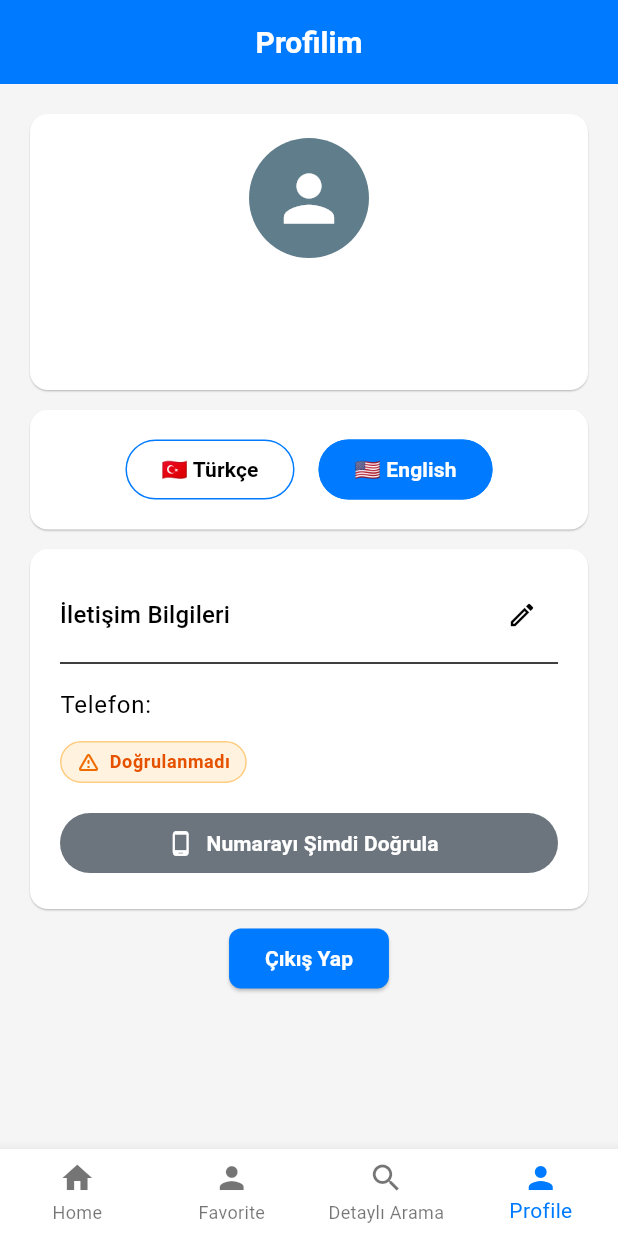
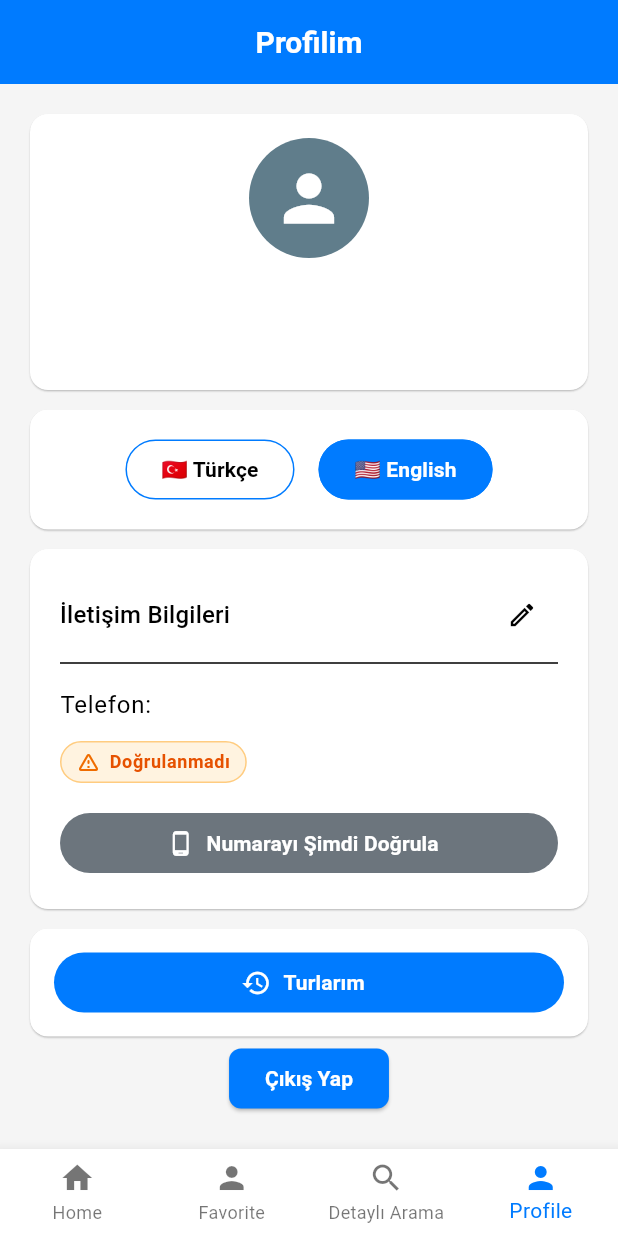
Before and after one commit to ferenbulbul/tour_booking_app, a Flutter app: the ProfileScreen screen opened by its route, on a phone screen of 412 x 824 dp. Run offline on Flutter 3.47's test engine with Material 3 defaults, Android fonts, the light colour scheme and no system bars; our stand-ins replace cached_network_image, decimal, easy_localization, firebase_auth, firebase_core, flutter_dotenv and 15 more; missing offline and left inert: onesignal_flutter; accounts and stored records are empty; network calls fail.

Commit message:
geçmiş turlarım

```diff
--- /dev/null
+++ b/lib/features/bookings/bookings_viewmodel.dart
@@ -0,0 +1,34 @@
+import 'package:flutter/material.dart';
+import 'package:tour_booking/models/booking/booking_dto.dart';
+import 'package:tour_booking/services/tour/tour_service.dart';
+
+class BookingsViewModel extends ChangeNotifier {
+  final TourService _bookingService = TourService();
+
+  bool isLoading = false;
+  String? message;
+  List<String> validationErrors = [];
+  List<BookingDto> bookings = [];
+
+  /// 🔹 Geçmiş siparişleri getir
+  Future<void> fetchBookings() async {
+    isLoading = true;
+    notifyListeners();
+
+    try {
+      final result = await _bookingService.getCustomerBookings();
+
+      if (result.isSuccess ?? false) {
+        bookings = result.data?.customerBookings ?? [];
+      } else {
+        message = result.message ?? "Bilinmeyen bir hata oluştu";
+        validationErrors = result.validationErrors ?? [];
+      }
+    } catch (e) {
+      message = "Bir hata oluştu: $e";
+    } finally {
+      isLoading = false;
+      notifyListeners();
+    }
+  }
+}
--- a/lib/features/profile/screen/profile_screen.dart
+++ b/lib/features/profile/screen/profile_screen.dart
@@ -62,6 +62,7 @@ class _ProfileScreenState extends State<ProfileScreen> {
           const SizedBox(height: 5),
           _buildPhoneSection(context, profile, vm, textTheme),
           const SizedBox(height: 5),
+          _buildPastOrdersButton(context),
           const SignOut(),
         ],
       ),
@@ -77,6 +78,21 @@ class _ProfileScreenState extends State<ProfileScreen> {
         child: Column(
           crossAxisAlignment: CrossAxisAlignment.start,
           children: [const LanguageSelector()],
+        ),
+      ),
+    );
+  }
+
+  Widget _buildPastOrdersButton(BuildContext context) {
+    return Card(
+      elevation: 0.5,
+      shape: RoundedRectangleBorder(borderRadius: BorderRadius.circular(12)),
+      child: Padding(
+        padding: const EdgeInsets.symmetric(vertical: 12, horizontal: 16),
+        child: FilledButton.icon(
+          onPressed: () => context.push("/past-bookings"), // henüz tanımlamadık
+          icon: const Icon(Icons.history, size: 20),
+          label: const Text("Turlarım"),
         ),
       ),
     );
--- a/lib/features/tour_search_detail/screen/summary_screen.dart
+++ b/lib/features/tour_search_detail/screen/summary_screen.dart
@@ -168,9 +168,6 @@ class SummaryScreen extends StatelessWidget {
                             await vm.ControlBooking(); // API cevabını bekle
                             if (vm.isValid && vm.bookingId != null) {
                               context.push('/payment', extra: vm.bookingId);
-                              ScaffoldMessenger.of(context).showSnackBar(
-                                SnackBar(content: Text(vm.errorMessage!)),
-                              );
                             } else {
                               // Hata mesajını göstermek istersen:
                               if (vm.errorMessage != null) {
--- a/lib/main.dart
+++ b/lib/main.dart
@@ -8,6 +8,7 @@ import 'package:flutter_native_splash/flutter_native_splash.dart';
 import 'package:provider/provider.dart';
 import 'package:tour_booking/core/localization/localization_setup.dart';
 import 'package:tour_booking/core/theme/app_theme.dart';
+import 'package:tour_booking/features/bookings/bookings_viewmodel.dart';
 import 'package:tour_booking/features/change_password/change_password_viewmodel.dart';
 import 'package:tour_booking/features/driver_home_page/driver_viewmodel.dart';
 import 'package:tour_booking/features/email_verification/widget/email_verification_view_model.dart';
@@ -75,6 +76,7 @@ class AppProviders extends StatelessWidget {
           ChangeNotifierProvider(create: (_) => VerifyPhoneViewModel()),
           ChangeNotifierProvider(create: (_) => FavoriteViewModel()),
           ChangeNotifierProvider(create: (_) => PaymentViewModel()),
+          ChangeNotifierProvider(create: (_) => BookingsViewModel()),
         ],
         child: const MyApp(),
       ),
--- /dev/null
+++ b/lib/models/booking/booking_dto.dart
@@ -0,0 +1,29 @@
+import 'package:freezed_annotation/freezed_annotation.dart';
+
+part 'booking_dto.freezed.dart';
+part 'booking_dto.g.dart';
+
+@freezed
+class BookingDto with _$BookingDto {
+  const factory BookingDto({
+    required String tourPointName,
+    required String tourPointCity,
+    required String tourPointDistrict,
+    required String departureTime,
+    required String driverName,
+    required int tourPointPrice,
+    required String guideName,
+    required int guidePrice,
+    required int totalPrice,
+    required String vehicleBrand,
+    required int seatCount,
+    required String departureLocationDescription,
+    required String departureCity,
+    required String departureDistrict,
+    required String departureDate,
+    required String status,
+  }) = _BookingDto;
+
+  factory BookingDto.fromJson(Map<String, dynamic> json) =>
+      _$BookingDtoFromJson(json);
+}
--- a/lib/models/payment_result_response/payment_result_response.dart
+++ b/lib/models/payment_result_response/payment_result_response.dart
@@ -7,11 +7,7 @@ part 'payment_result_response.g.dart';
 class PaymentResultResponse with _$PaymentResultResponse {
   const factory PaymentResultResponse({
     required String paymentStatus, // SUCCESS / FAILURE
-    String? paymentId,
     String? conversationId,
-    String? price,
-    String? paidPrice,
-    String? erorMessage,
   }) = _PaymentResultResponse;
 
   factory PaymentResultResponse.fromJson(Map<String, dynamic> json) =>
--- a/lib/navigation/app_router.dart
+++ b/lib/navigation/app_router.dart
@@ -2,6 +2,7 @@ import 'package:flutter/material.dart';
 import 'package:go_router/go_router.dart';
 import 'package:provider/provider.dart';
 import 'package:tour_booking/core/enum/search_type.dart';
+import 'package:tour_booking/features/bookings/screen/bookings_screen.dart';
 import 'package:tour_booking/features/change_password/screen/change_password.dart';
 import 'package:tour_booking/features/driver_home_page/screen/driver_home_page.dart';
 import 'package:tour_booking/features/email_verification/screen/email_verification_screen.dart';
@@ -179,7 +180,14 @@ final GoRouter router = GoRouter(
     ),
     GoRoute(
       path: '/payment-success',
-      builder: (context, state) => const PaymentSuccessPage(),
+      builder: (context, state) {
+        final conversitationId = state.extra as String;
+        return PaymentSuccessPage(conversitationId: conversitationId);
+      },
+    ),
+    GoRoute(
+      path: '/past-bookings',
+      builder: (context, state) => const BookingsScreen(),
     ),
     GoRoute(
       path: '/payment-fail',
```
Also changed, not shown: lib/features/bookings/screen/bookings_screen.dart (added, +138 -0 lines), lib/features/tour_search_detail/screen/payment_screen.dart (+5 -4 lines), lib/features/tour_search_detail/screen/payment_success.dart (+58 -2 lines), lib/models/booking_list/booking_list_response.dart (added, +15 -0 lines), lib/services/tour/tour_service.dart (+11 -0 lines), lib/models/booking/booking_dto.freezed.dart (added), lib/models/booking/booking_dto.g.dart (added), lib/models/booking_list/booking_list_response.freezed.dart (added), lib/models/booking_list/booking_list_response.g.dart (added), lib/models/payment_result_response/payment_result_response.freezed.dart, lib/models/payment_result_response/payment_result_response.g.dart, 1 other file.
